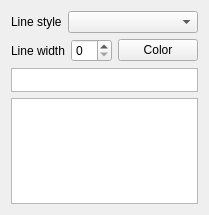
First picture: the form in src/gui/PenStyleWidget.ui, repository matthewg42/Gnostic, before the edit.
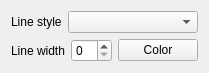
Second picture: the form after the edit.

```diff
--- a/src/gui/PenStyleWidget.ui
+++ b/src/gui/PenStyleWidget.ui
@@ -10,7 +10,7 @@
     <x>0</x>
     <y>0</y>
     <width>183</width>
-    <height>215</height>
+    <height>64</height>
    </rect>
   </property>
   <property name="windowTitle">
@@ -59,31 +59,6 @@
      </item>
     </layout>
    </item>
-   <item>
-    <widget class="QGraphicsView" name="colorView">
-     <property name="sizePolicy">
-      <sizepolicy hsizetype="Expanding" vsizetype="Fixed">
-       <horstretch>24</horstretch>
-       <verstretch>0</verstretch>
-      </sizepolicy>
-     </property>
-     <property name="minimumSize">
-      <size>
-       <width>0</width>
-       <height>24</height>
-      </size>
-     </property>
-     <property name="maximumSize">
-      <size>
-       <width>16777215</width>
-       <height>24</height>
-      </size>
-     </property>
-    </widget>
-   </item>
-   <item>
-    <widget class="QGraphicsView" name="sampleView"/>
-   </item>
   </layout>
  </widget>
  <resources/>
```
